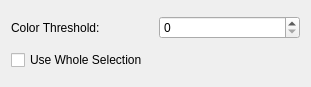
Old version of the form designer/PaintBucketOptionsWidgetUi.ui in the repository skitzycat/beedraw.
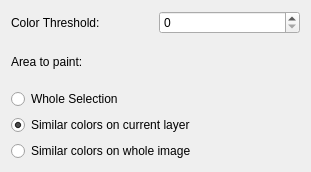
New version of the form.

Commit message: added extra paint bucket options

```diff
--- a/designer/PaintBucketOptionsWidgetUi.ui
+++ b/designer/PaintBucketOptionsWidgetUi.ui
@@ -6,7 +6,7 @@
     <x>0</x>
     <y>0</y>
     <width>311</width>
-    <height>87</height>
+    <height>172</height>
    </rect>
   </property>
   <property name="windowTitle" >
@@ -32,9 +32,33 @@
     </layout>
    </item>
    <item>
-    <widget class="QCheckBox" name="whole_selection_check" >
+    <widget class="QLabel" name="label" >
      <property name="text" >
-      <string>Use Whole Selection</string>
+      <string>Area to paint:</string>
+     </property>
+    </widget>
+   </item>
+   <item>
+    <widget class="QRadioButton" name="radio_whole_selection" >
+     <property name="text" >
+      <string>Whole Selection</string>
+     </property>
+    </widget>
+   </item>
+   <item>
+    <widget class="QRadioButton" name="radio_cur_layer" >
+     <property name="text" >
+      <string>Similar colors on current layer</string>
+     </property>
+     <property name="checked" >
+      <bool>true</bool>
+     </property>
+    </widget>
+   </item>
+   <item>
+    <widget class="QRadioButton" name="radio_whole_image" >
+     <property name="text" >
+      <string>Similar colors on whole image</string>
      </property>
     </widget>
    </item>
```
The commit also changes 2 other files.
